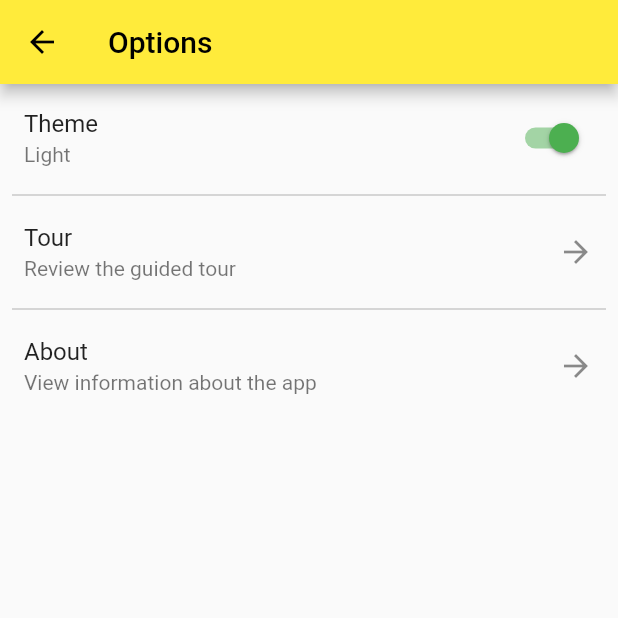
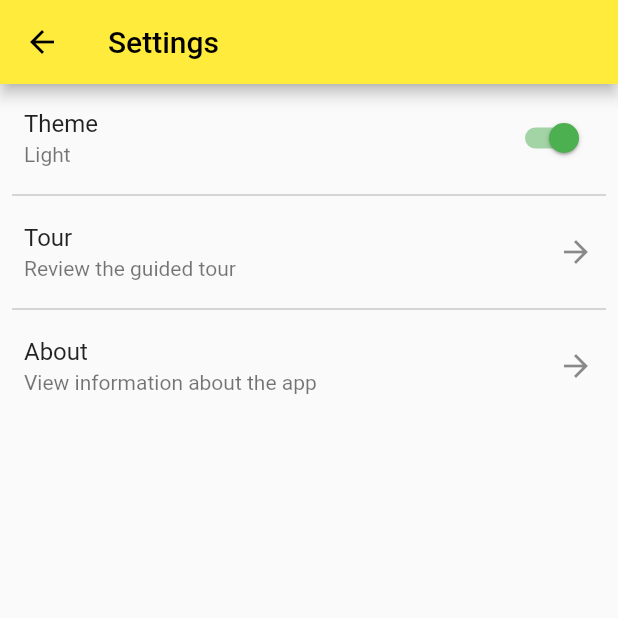
Before and after one commit to dnewmanAU/weather-flutter-app, a Flutter app: the Home screen opened directly, after a tap on the "settings" icon, on a phone screen of 412 x 824 dp, the top half of it. Run offline on Flutter 3.47's test engine with Material 2 defaults, Android fonts, the phone set to English and light mode, and no system bars; our stand-ins replace shared_preferences; accounts and stored records are empty; network calls fail.

```diff
--- a/lib/main.dart
+++ b/lib/main.dart
@@ -44,6 +44,7 @@ class _MaterialAppWithThemeState extends State<MaterialAppWithTheme> {
         home: FutureBuilder<bool>(
           future: _getOnboarded(),
           builder: (BuildContext context, AsyncSnapshot<bool> snapshot) {
+            // TODO error handling for async request
             if (snapshot.data == false) {
               return const Onboarding();
             } else {
--- a/lib/routes/home.dart
+++ b/lib/routes/home.dart
@@ -1,5 +1,7 @@
 import 'package:flutter/material.dart';
-import 'package:weather_flutter_app/routes/options.dart';
+import 'package:weather_flutter_app/routes/settings.dart';
+import 'package:weather_flutter_app/models/coordinates.dart';
+import 'package:weather_flutter_app/services/location_API.dart';
 
 class Home extends StatefulWidget {
   const Home({Key? key}) : super(key: key);
@@ -9,12 +11,37 @@ class Home extends StatefulWidget {
 }
 
 class _HomeState extends State<Home> {
+  List<Coordinates>? ords;
+  var success = false;
+  var lat = 0.0;
+  var lon = 0.0;
+
+  @override
+  void initState() {
+    super.initState();
+
+    // fetch latitude and longitude from API
+    getLocation();
+  }
+
+  getLocation() async {
+    // also accepts postcode parsed as string
+    ords = await LocationAPI().getCoordinates('Gold%20Coast');
+    if (ords != null) {
+      setState(() {
+        success = true;
+      });
+      lat = ords?[0].lat ?? 0.0;
+      lon = ords?[0].lon ?? 0.0;
+    }
+  }
+
   @override
   Widget build(BuildContext context) {
     return SafeArea(
       child: Scaffold(
         appBar: AppBar(
-          title: const Text("Home"),
+          title: const Text('Home'),
           centerTitle: false,
           actions: <Widget>[
             IconButton(
@@ -24,13 +51,23 @@ class _HomeState extends State<Home> {
               ),
               onPressed: () => Navigator.push(
                 context,
-                MaterialPageRoute(builder: (context) => const Options()),
+                MaterialPageRoute(builder: (context) => const Settings()),
               ),
             ),
           ],
         ),
-        body: const Center(
-            child: Text("Home")
+        body: Center(
+          child: Visibility(
+            visible: success,
+            replacement: const CircularProgressIndicator(),
+            child: Column(
+              mainAxisAlignment: MainAxisAlignment.center,
+              children: [
+                Text('$lat'),
+                Text('$lon'),
+              ],
+            ),
+          ),
         ),
       ),
     );
--- a/lib/routes/options.dart
+++ b/lib/routes/settings.dart
@@ -2,20 +2,20 @@ import 'package:flutter/material.dart';
 import 'package:weather_flutter_app/routes/onboarding.dart';
 import 'package:weather_flutter_app/routes/about.dart';
 
-class Options extends StatefulWidget {
-  const Options({Key? key}) : super(key: key);
+class Settings extends StatefulWidget {
+  const Settings({Key? key}) : super(key: key);
 
   @override
-  State<Options> createState() => _OptionsState();
+  State<Settings> createState() => _SettingsState();
 }
 
-class _OptionsState extends State<Options> {
+class _SettingsState extends State<Settings> {
   @override
   Widget build(BuildContext context) {
     return SafeArea(
       child: Scaffold(
         appBar: AppBar(
-          title: const Text('Options', semanticsLabel: 'Options Menu'),
+          title: const Text('Settings', semanticsLabel: 'Settings screen'),
           centerTitle: false,
         ),
         body: SingleChildScrollView(
@@ -41,8 +41,8 @@ class _OptionsState extends State<Options> {
                 subtitle: const Text('Review the guided tour'),
                 trailing: const Icon(Icons.arrow_forward),
                 onTap: () => Navigator.push(
-                    context,
-                    MaterialPageRoute(builder: (context) => const Onboarding()),
+                  context,
+                  MaterialPageRoute(builder: (context) => const Onboarding()),
                 ),
               ),
               const Divider(
--- /dev/null
+++ b/lib/services/location_API.dart
@@ -0,0 +1,18 @@
+import 'package:weather_flutter_app/models/coordinates.dart';
+import 'package:http/http.dart' as http;
+
+class LocationAPI {
+  Future<List<Coordinates>?> getCoordinates(location) async {
+    var client = http.Client();
+
+    var uri = Uri.parse(
+        'http://api.openweathermap.org/geo/1.0/direct?q=$location&limit=1&appid=3264bceea6d5ed91f81110507f1c2fd7');
+    var response = await client.get(uri);
+
+    // TODO handle non-successful status codes
+    if (response.statusCode == 200) {
+      var json = response.body;
+      return coordinatesFromJson(json);
+    }
+  }
+}
--- a/pubspec.yaml
+++ b/pubspec.yaml
@@ -31,6 +31,7 @@ environment:
 dependencies:
   flutter:
     sdk: flutter
+  http: ^0.13.5
   shared_preferences: ^2.0.15
 
 
```
Also changed, not shown: lib/models/coordinates.dart (added, +27 -0 lines), lib/models/forecast.dart (added, +130 -0 lines), lib/routes/onboarding.dart (+4 -4 lines), lib/services/weather_API.dart (added, +7 -0 lines), pubspec.lock.
